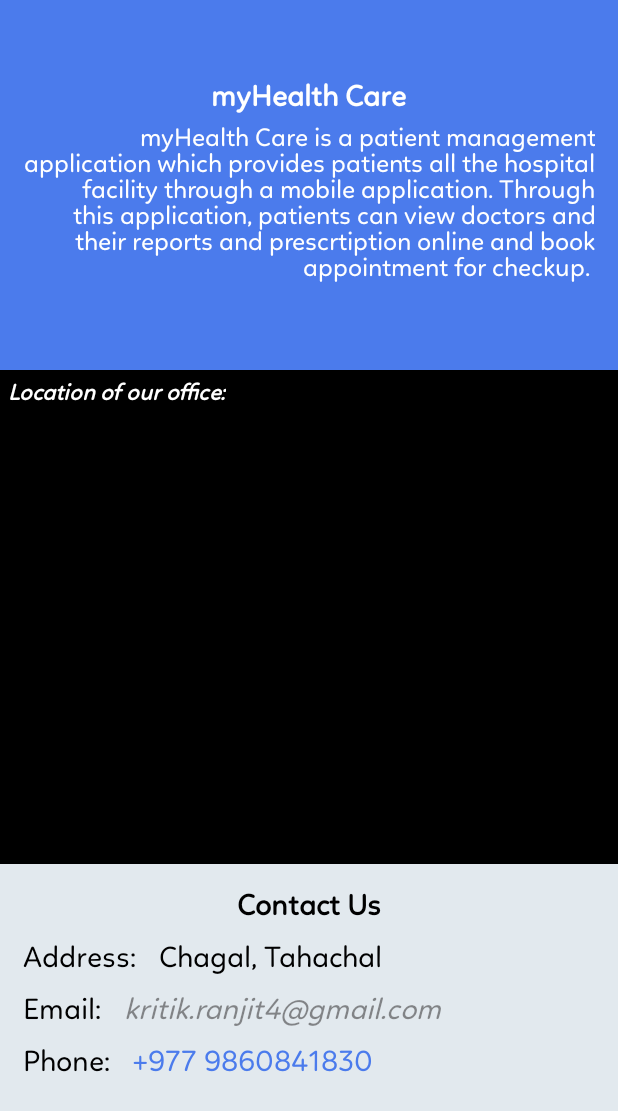
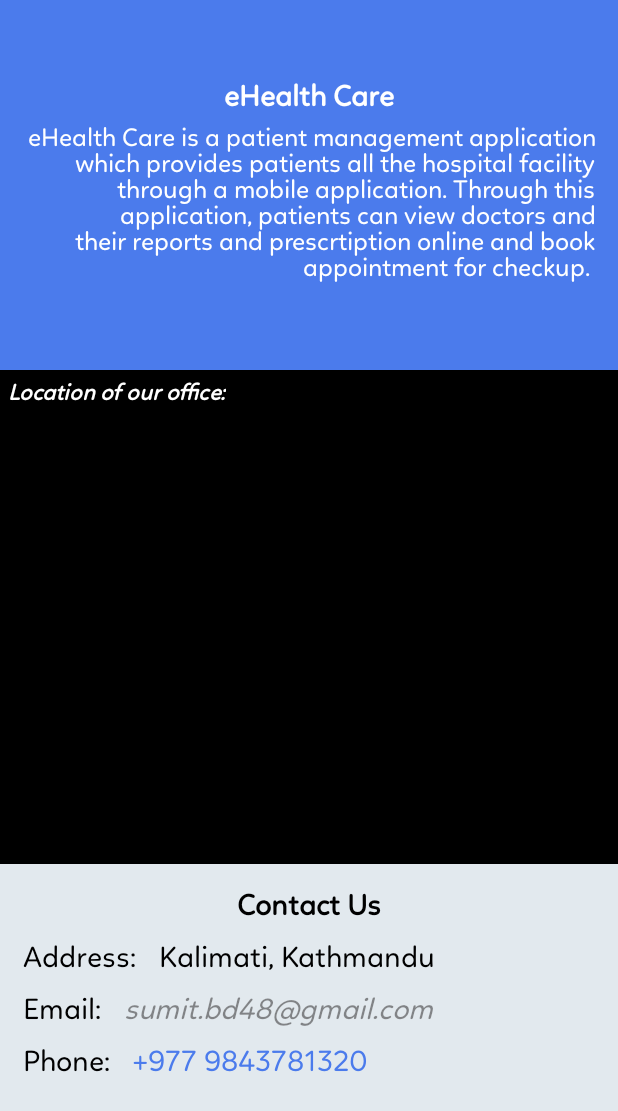
Before and after one commit to sumitbd48/eHealthCare, an Android app: the About screen opened directly, with no data from a screen before it, on a phone screen of 412 x 824 dp. Shown: the top 1111 px of the screen. Run offline under Robolectric (Android 15) with nearby library versions, the phone set to English and light mode, and no system bars.

Commit message:
minor changes and fixes

```diff
--- a/app/src/main/java/com/android/myhealthcare/api/Retro.java
+++ b/app/src/main/java/com/android/myhealthcare/api/Retro.java
@@ -9,9 +9,9 @@ public class Retro {
 
     //for testing
 //    private static final String BASE_URL
-//            = "http://192.168.100.76:4444/";
+//            = "http://192.168.1.87:4444/";
 //    public static final String IMG_URL
-//            = "http://192.168.100.76:4444/public/";
+//            = "http://192.168.1.87:4444/public/";
 
     private static final String BASE_URL
             = "http://10.0.2.2:4444/";
--- a/app/src/main/java/com/android/myhealthcare/controllers/About.java
+++ b/app/src/main/java/com/android/myhealthcare/controllers/About.java
@@ -15,6 +15,7 @@ import com.android.myhealthcare.R;
 import com.google.android.gms.common.api.GoogleApiClient;
 import com.google.android.gms.location.FusedLocationProviderClient;
 import com.google.android.gms.location.LocationServices;
+import com.google.android.gms.maps.CameraUpdate;
 import com.google.android.gms.maps.CameraUpdateFactory;
 import com.google.android.gms.maps.GoogleMap;
 import com.google.android.gms.maps.OnMapReadyCallback;
--- a/app/src/main/res/layout/activity_about.xml
+++ b/app/src/main/res/layout/activity_about.xml
@@ -22,7 +22,7 @@
             android:layout_width="wrap_content"
             android:layout_height="wrap_content"
             android:layout_centerHorizontal="true"
-            android:text="myHealth Care"
+            android:text="eHealth Care"
             android:textStyle="bold" />
 
         <TextView
@@ -31,7 +31,7 @@
             android:textAlignment="textEnd"
             android:layout_below="@+id/mhc"
             android:padding="5dp"
-            android:text="myHealth Care is a patient management application
+            android:text="eHealth Care is a patient management application
 which provides patients all the hospital facility through a mobile application.
 Through this application, patients can view doctors and their reports and prescrtiption
 online and book appointment for checkup.
@@ -99,7 +99,7 @@ online and book appointment for checkup.
             android:layout_below="@id/c"
             android:layout_toRightOf="@+id/a"
             android:padding="5dp"
-            android:text="Chagal, Tahachal" />
+            android:text="Kalimati, Kathmandu" />
 
         <TextView
             android:id="@+id/e"
@@ -118,7 +118,7 @@ online and book appointment for checkup.
             android:layout_below="@id/a"
             android:layout_toRightOf="@+id/e"
             android:padding="5dp"
-            android:text="kritik.ranjit4@gmail.com" />
+            android:text="sumit.bd48@gmail.com" />
 
         <TextView
             android:id="@+id/p"
@@ -137,7 +137,7 @@ online and book appointment for checkup.
             android:layout_below="@id/e"
             android:layout_toRightOf="@+id/p"
             android:padding="5dp"
-            android:text="+977 9860841830" />
+            android:text="+977 9843781320" />
 
     </RelativeLayout>
 </LinearLayout>
--- a/app/src/main/res/layout/activity_doctor_profile.xml
+++ b/app/src/main/res/layout/activity_doctor_profile.xml
@@ -25,7 +25,7 @@
                 android:layout_width="140dp"
                 android:layout_height="140dp"
                 android:layout_centerInParent="true"
-                android:src="@drawable/kritik"
+                android:src="@drawable/profile"
                 app:civ_border_color="#FF000000"
                 app:civ_border_width="2dp" />
 
--- a/app/src/main/res/layout/activity_splash_screen.xml
+++ b/app/src/main/res/layout/activity_splash_screen.xml
@@ -10,9 +10,9 @@
 
     <ImageView
         android:id="@+id/splashlogo"
-        android:layout_width="wrap_content"
-        android:layout_height="wrap_content"
+        android:layout_width="340dp"
+        android:layout_height="150dp"
         android:layout_gravity="center"
-        android:background="@drawable/applogo" />
+        android:background="@drawable/splashlgo" />
 
 </LinearLayout>
--- a/app/src/main/res/layout/activity_welcome_screen.xml
+++ b/app/src/main/res/layout/activity_welcome_screen.xml
@@ -17,10 +17,10 @@
 
         <ImageView
             android:id="@+id/logo"
-            android:layout_width="wrap_content"
-            android:layout_height="wrap_content"
+            android:layout_width="340dp"
+            android:layout_height="150dp"
             android:layout_centerInParent="true"
-            android:background="@drawable/applogo"
+            android:background="@drawable/splashlgo"
             android:transitionName="shared" />
 
         <TextView
--- a/app/src/main/res/layout/appointment_listing_layout.xml
+++ b/app/src/main/res/layout/appointment_listing_layout.xml
@@ -63,7 +63,6 @@
                     android:id="@+id/status"
                     android:layout_width="wrap_content"
                     android:layout_height="wrap_content"
-                    android:layout_centerInParent="true"
                     android:background="@drawable/btnstyle2"
                     android:padding="5dp"
                     android:text="Status"
--- a/app/src/main/res/layout/header.xml
+++ b/app/src/main/res/layout/header.xml
@@ -17,7 +17,7 @@
             android:layout_height="100dp"
             android:layout_centerInParent="true"
             android:layout_gravity="center"
-            android:src="@drawable/kritik"
+            android:src="@drawable/user"
             app:civ_border_color="#FF000000"
             app:civ_border_width="2dp" />
 
--- a/app/src/main/res/layout/toolbar.xml
+++ b/app/src/main/res/layout/toolbar.xml
@@ -31,7 +31,7 @@
             android:layout_width="wrap_content"
             android:layout_height="wrap_content"
             android:layout_marginLeft="15dp"
-            android:text="myHealth Care"
+            android:text="eHealth Care"
             android:textStyle="bold" />
 
     </LinearLayout>
```
Also changed, not shown: app/src/main/res/layout/activity_login_page.xml (+3 -4 lines), app/src/main/res/layout/activity_registration_page.xml (+4 -5 lines), app/src/main/res/drawable/ehealthlogo.png (added), app/src/main/res/drawable/ehealthlogofinal.png (added), app/src/main/res/drawable/splashlg.png (added), app/src/main/res/drawable/splashlgo.png (added), 3 other files.
